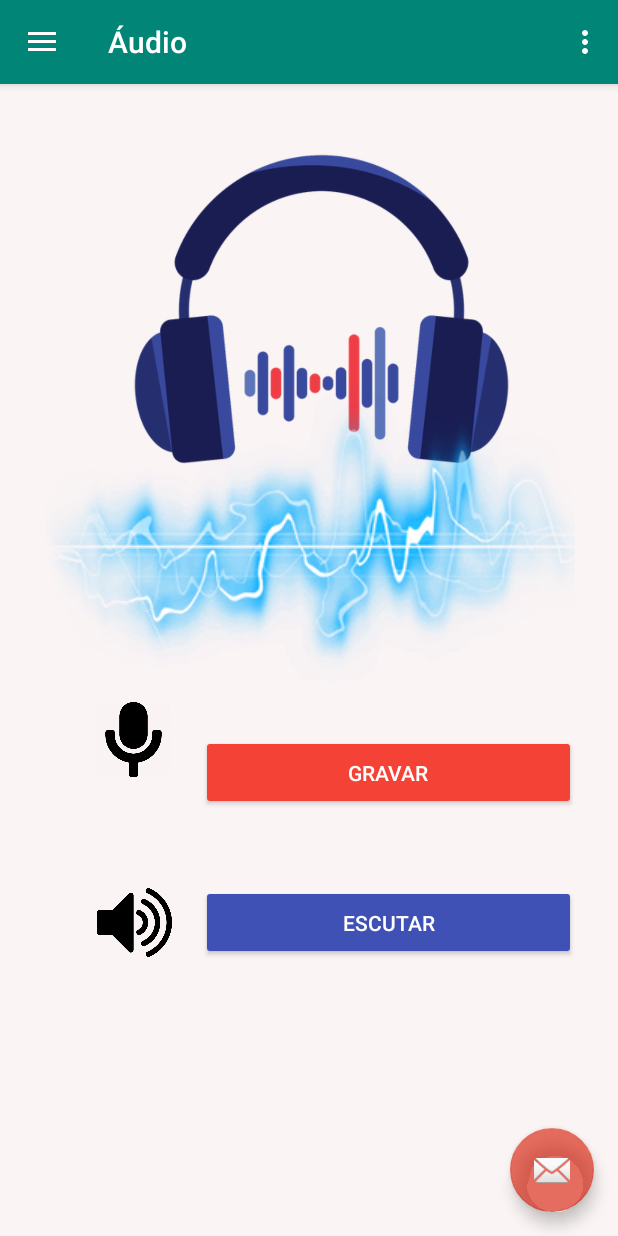
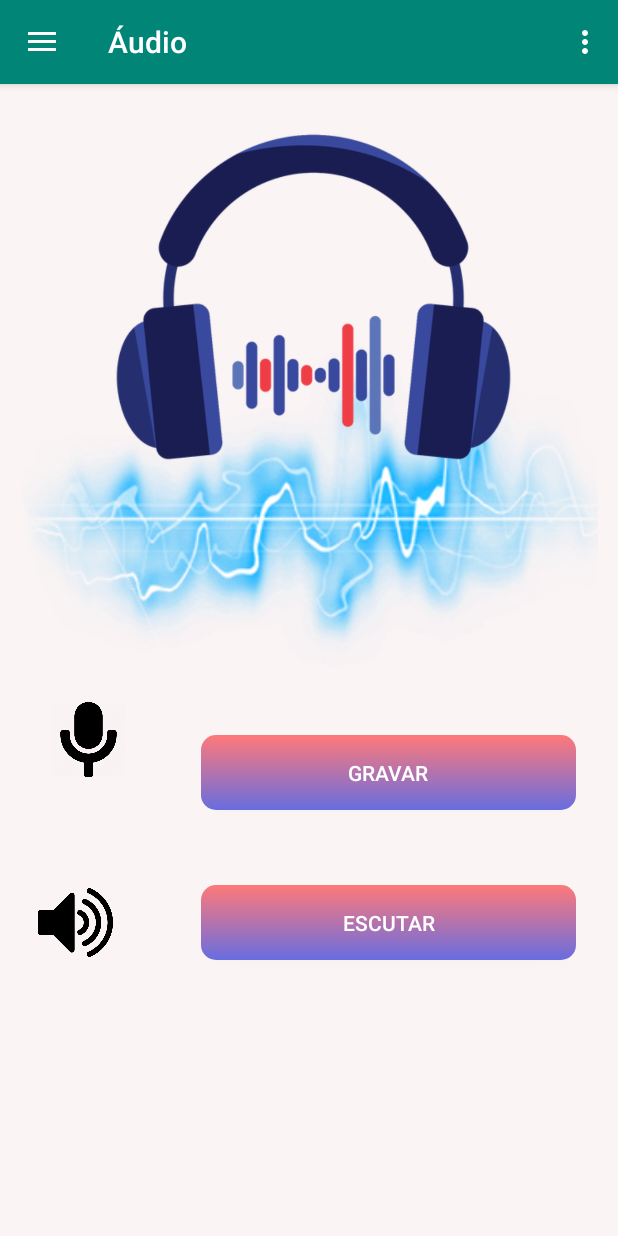
Before and after one commit to ChihYaoYang/Android-CestadeFerramenta2.0, an Android app: the screen it shows after launch (MainActivity), in the side drawer, after a tap on "Áudio", on a phone screen of 412 x 824 dp. Run offline under Robolectric (Android 15) with nearby library versions, the phone set to English and light mode, and no system bars.

Commit message:
ajuste layout audio

```diff
--- a/app/src/main/java/com/example/senac/ferramentas20/MainActivity.java
+++ b/app/src/main/java/com/example/senac/ferramentas20/MainActivity.java
@@ -34,14 +34,14 @@ public class MainActivity extends AppCompatActivity
         setContentView(R.layout.activity_main);
         Toolbar toolbar = findViewById(R.id.toolbar);
         setSupportActionBar(toolbar);
-        FloatingActionButton fab = findViewById(R.id.fab);
-        fab.setOnClickListener(new View.OnClickListener() {
-            @Override
-            public void onClick(View view) {
-                Snackbar.make(view, "Replace with your own action", Snackbar.LENGTH_LONG)
-                        .setAction("Action", null).show();
-            }
-        });
+//        FloatingActionButton fab = findViewById(R.id.fab);
+//        fab.setOnClickListener(new View.OnClickListener() {
+//            @Override
+//            public void onClick(View view) {
+//                Snackbar.make(view, "Replace with your own action", Snackbar.LENGTH_LONG)
+//                        .setAction("Action", null).show();
+//            }
+//        });
         DrawerLayout drawer = findViewById(R.id.drawer_layout);
         NavigationView navigationView = findViewById(R.id.nav_view);
         ActionBarDrawerToggle toggle = new ActionBarDrawerToggle(
--- a/app/src/main/res/drawable/botao_customizado.xml
+++ b/app/src/main/res/drawable/botao_customizado.xml
@@ -1,23 +1,9 @@
 <?xml version="1.0" encoding="utf-8"?>
-<selector xmlns:android="http://schemas.android.com/apk/res/android">
-    <shape xmlns:android="http://schemas.android.com/apk/res/android"
-        android:shape="rectangle"
-        >
-
-        <corners
-            android:radius="5dp"
-            />
-
-        <stroke
-            android:width="2dp"
-            android:color="@android:color/background_dark"
-            />
-
-        <gradient
-            android:startColor="#fff"
-            android:endColor="#363636"
-            android:angle="45"
-            android:centerColor="#FFA500"/>
-    </shape>
-
+<selector xmlns:android="http://schemas.android.com/apk/res/android" >
+    <item >
+        <shape android:shape="rectangle"  >
+            <corners android:radius="10dip" />
+            <gradient android:angle="-90" android:startColor="#ff7979" android:endColor="#686de0" />
+        </shape>
+    </item>
 </selector>
--- a/app/src/main/res/layout/app_bar_main.xml
+++ b/app/src/main/res/layout/app_bar_main.xml
@@ -22,12 +22,13 @@
 
     <include layout="@layout/content_main" />
 
-    <com.google.android.material.floatingactionbutton.FloatingActionButton
-        android:id="@+id/fab"
-        android:layout_width="wrap_content"
-        android:layout_height="wrap_content"
-        android:layout_gravity="bottom|end"
-        android:layout_margin="@dimen/fab_margin"
-        app:srcCompat="@android:drawable/ic_dialog_email" />
+<!--    <com.google.android.material.floatingactionbutton.FloatingActionButton-->
+<!--        android:id="@+id/fab"-->
+<!--        android:layout_width="wrap_content"-->
+<!--        android:layout_height="wrap_content"-->
+<!--        android:layout_gravity="bottom|end"-->
+<!--        android:layout_margin="@dimen/fab_margin"-->
+<!--        app:srcCompat="@android:drawable/ic_input_add"-->
+<!--        />-->
 
 </androidx.coordinatorlayout.widget.CoordinatorLayout>
--- a/app/src/main/res/layout/fragment_audio.xml
+++ b/app/src/main/res/layout/fragment_audio.xml
@@ -13,48 +13,19 @@
         android:backgroundTint="#FAF4F4">
 
         <ImageView
-            android:id="@+id/imageView7"
-            android:layout_width="363dp"
-            android:layout_height="271dp"
-            android:layout_marginTop="8dp"
-            android:layout_marginEnd="8dp"
-            android:layout_marginBottom="40dp"
-            android:src="@drawable/phone1"
-            app:layout_constraintBottom_toTopOf="@+id/imageView6"
-            app:layout_constraintEnd_toEndOf="parent"
-            app:layout_constraintHorizontal_bias="0.8"
-            app:layout_constraintStart_toStartOf="parent"
-            app:layout_constraintTop_toTopOf="parent"
-            app:layout_constraintVertical_bias="0.08" />
-
-        <ImageView
             android:id="@+id/imageView6"
             android:layout_width="50dp"
             android:layout_height="50dp"
-            android:layout_marginStart="64dp"
             android:layout_marginTop="412dp"
+            android:layout_marginEnd="48dp"
             android:layout_marginBottom="8dp"
             android:src="@drawable/mic"
             app:layout_constraintBottom_toBottomOf="parent"
             app:layout_constraintEnd_toStartOf="@+id/gravar"
-            app:layout_constraintHorizontal_bias="0.0"
+            app:layout_constraintHorizontal_bias="0.942"
             app:layout_constraintStart_toStartOf="parent"
             app:layout_constraintTop_toTopOf="parent"
             app:layout_constraintVertical_bias="0.0" />
-
-        <Button
-            android:id="@+id/gravar"
-            style="@style/custom1"
-            android:layout_marginTop="8dp"
-            android:layout_marginBottom="8dp"
-            android:backgroundTint="#F44336"
-            android:text="Gravar"
-            app:layout_constraintBottom_toBottomOf="parent"
-            app:layout_constraintEnd_toEndOf="parent"
-            app:layout_constraintHorizontal_bias="0.826"
-            app:layout_constraintStart_toStartOf="parent"
-            app:layout_constraintTop_toTopOf="parent"
-            app:layout_constraintVertical_bias="0.607" />
 
         <ImageView
             android:id="@+id/imageView5"
@@ -65,10 +36,26 @@
             android:src="@drawable/audios"
             app:layout_constraintBottom_toBottomOf="parent"
             app:layout_constraintEnd_toStartOf="@+id/escutar"
-            app:layout_constraintHorizontal_bias="0.771"
+            app:layout_constraintHorizontal_bias="0.301"
             app:layout_constraintStart_toStartOf="parent"
             app:layout_constraintTop_toTopOf="parent"
             app:layout_constraintVertical_bias="0.993" />
+
+        <Button
+            android:id="@+id/gravar"
+            android:layout_width="250dp"
+            android:layout_height="50dp"
+            android:layout_marginTop="8dp"
+            android:layout_marginBottom="8dp"
+            android:background="@drawable/botao_customizado"
+            android:textColor="#ffffff"
+            android:text="Gravar"
+            app:layout_constraintBottom_toBottomOf="parent"
+            app:layout_constraintEnd_toEndOf="parent"
+            app:layout_constraintHorizontal_bias="0.826"
+            app:layout_constraintStart_toStartOf="parent"
+            app:layout_constraintTop_toTopOf="parent"
+            app:layout_constraintVertical_bias="0.607" />
 
         <Button
             android:id="@+id/escutar"
@@ -76,7 +63,7 @@
             android:layout_height="50dp"
             android:layout_marginTop="8dp"
             android:layout_marginBottom="184dp"
-            android:backgroundTint="#3F51B5"
+            android:background="@drawable/botao_customizado"
             android:text="Escutar"
             android:textColor="#ffffff"
             app:layout_constraintBottom_toBottomOf="parent"
@@ -87,19 +74,26 @@
             app:layout_constraintVertical_bias="1.0" />
 
         <ImageView
-            android:id="@+id/imageView2"
-            android:layout_width="wrap_content"
-            android:layout_height="wrap_content"
-            android:layout_marginStart="8dp"
-            android:layout_marginTop="8dp"
-            android:layout_marginEnd="8dp"
-            android:layout_marginBottom="8dp"
+            android:id="@+id/imageView9"
+            android:layout_width="429dp"
+            android:layout_height="223dp"
+            android:layout_marginBottom="372dp"
             android:src="@drawable/raio"
             app:layout_constraintBottom_toBottomOf="parent"
             app:layout_constraintEnd_toEndOf="parent"
-            app:layout_constraintHorizontal_bias="0.523"
+            app:layout_constraintStart_toStartOf="parent" />
+
+        <ImageView
+            android:id="@+id/imageView8"
+            android:layout_width="387dp"
+            android:layout_height="286dp"
+            android:src="@drawable/phone1"
+            app:layout_constraintBottom_toBottomOf="parent"
+            app:layout_constraintEnd_toEndOf="parent"
+            app:layout_constraintHorizontal_bias="0.627"
             app:layout_constraintStart_toStartOf="parent"
             app:layout_constraintTop_toTopOf="parent"
-            app:layout_constraintVertical_bias="0.352" />
+            app:layout_constraintVertical_bias="0.0" />
+
     </androidx.constraintlayout.widget.ConstraintLayout>
 </FrameLayout>
--- a/app/src/main/res/values/styles.xml
+++ b/app/src/main/res/values/styles.xml
@@ -17,13 +17,4 @@
 
     <style name="AppTheme.PopupOverlay" parent="ThemeOverlay.AppCompat.Light" />
 
-    <style name="custom1">
-        <item name="android:layout_width">250dp</item>
-        <item name="android:layout_height">50dp</item>
-        <item name="android:layout_marginTop">76dp</item>
-        <item name="android:backgroundTint">@color/colorAccent</item>
-        <item name="android:textColor">#ffffff</item>
-
-    </style>
-
 </resources>
```
Also changed, not shown: app/src/main/res/layout/fragment_phone_imei.xml (+10 -10 lines).
